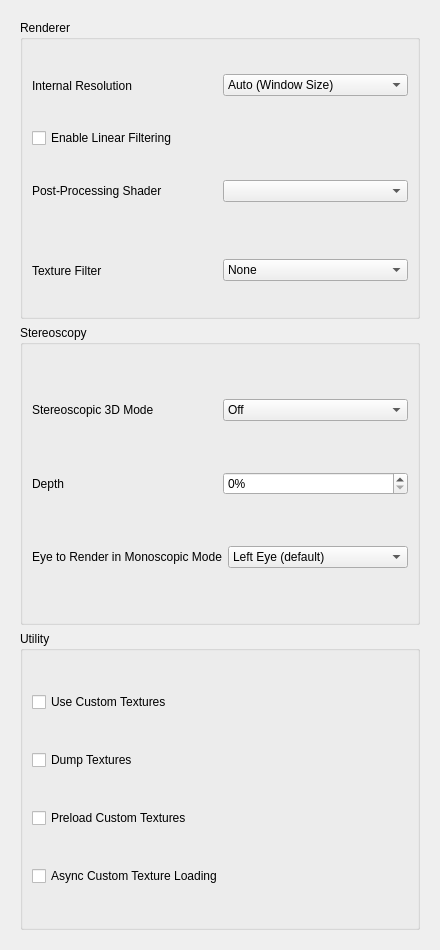
First picture: the form in src/citra_qt/configuration/configure_enhancements.ui, repository yeager/Borked3DS, before the edit.
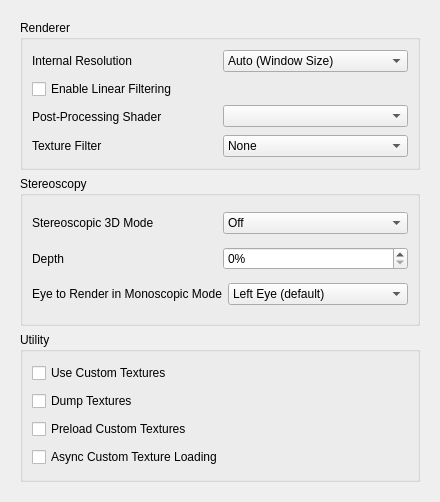
Second picture: the form after the edit.

Commit message: citra_qt: Tighten up some vertical tab dimensions

Patch:
```diff
--- a/src/citra_qt/configuration/configure_enhancements.ui
+++ b/src/citra_qt/configuration/configure_enhancements.ui
@@ -7,7 +7,7 @@
     <x>0</x>
     <y>0</y>
     <width>440</width>
-    <height>950</height>
+    <height>500</height>
    </rect>
   </property>
   <property name="minimumSize">
```
The commit also changes 1 other file.
